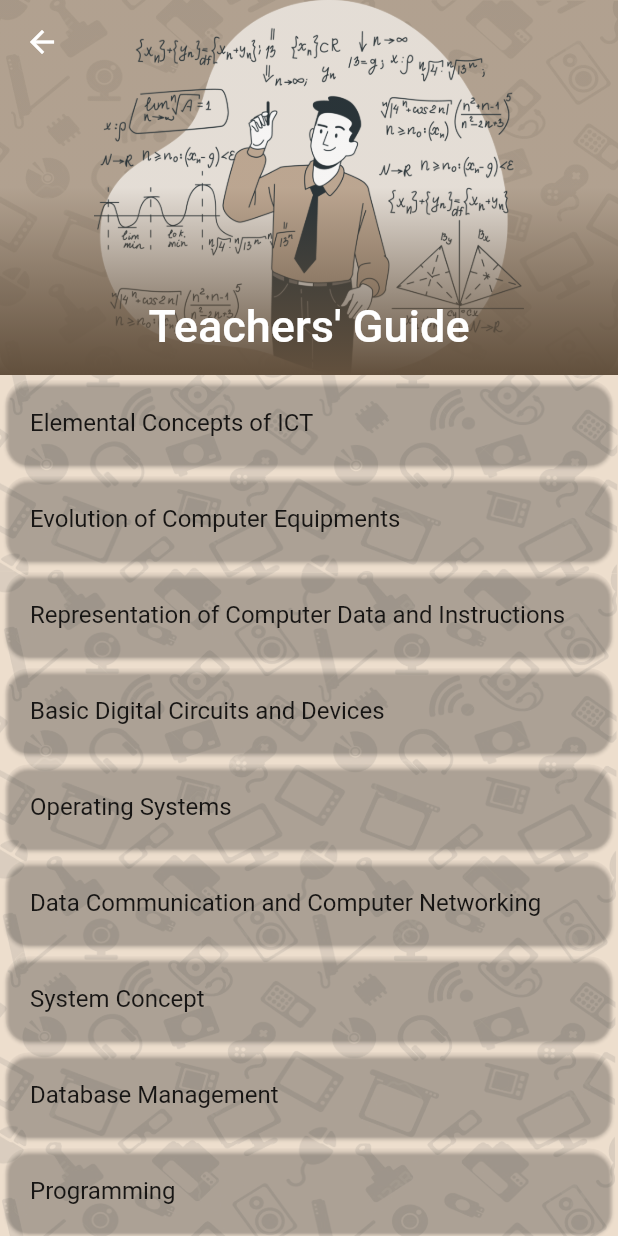
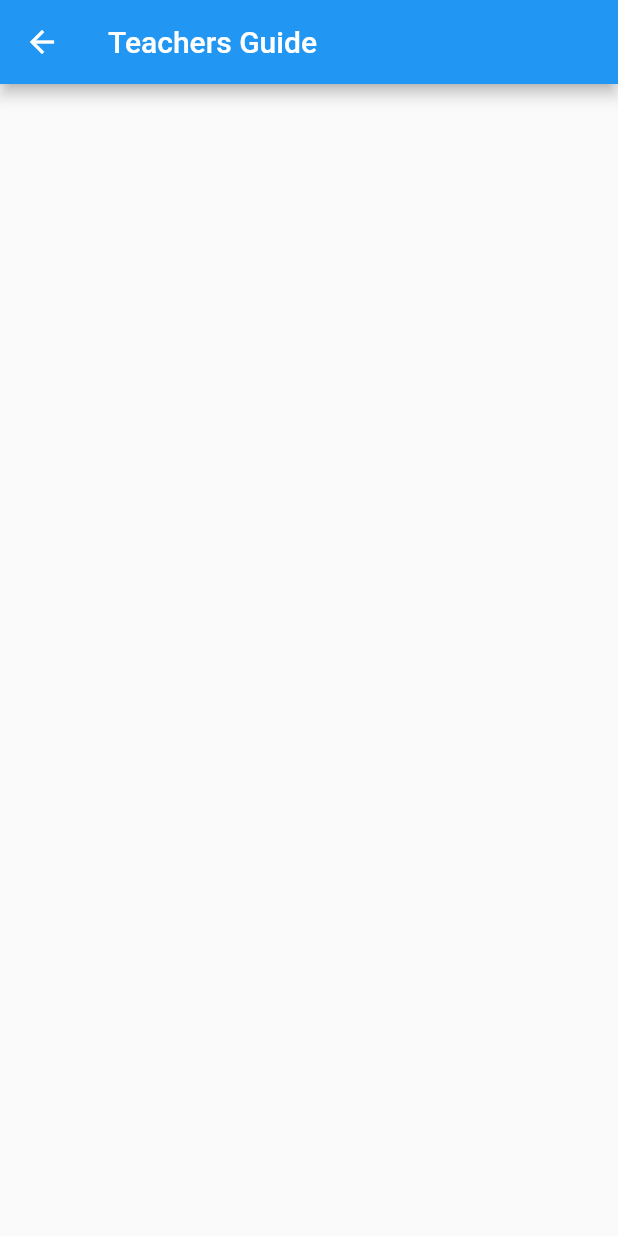
Before and after one commit to VibudaSiromin/ICTEXPERT, a Flutter app: the teachersGuidePage screen opened directly, on a phone screen of 412 x 824 dp. Run offline on Flutter 3.47's test engine with Material 2 defaults, Android fonts, the phone set to English and light mode, and no system bars; our stand-ins replace device_preview, firebase_storage, google_fonts; accounts and stored records are empty.

```diff
--- a/lib/Screens/home_page.dart
+++ b/lib/Screens/home_page.dart
@@ -1,9 +1,9 @@
 import 'package:flutter/material.dart';
 import 'package:google_fonts/google_fonts.dart';
 import 'package:ict_expert/Screens/model_papers_page.dart';
+import 'package:ict_expert/Screens/notes_page.dart';
 import 'package:ict_expert/Screens/past_papers_page.dart';
 import 'package:ict_expert/Screens/teachers_guide_page.dart';
-import 'package:ict_expert/Screens/notes_page.dart';
 
 class HomePage extends StatefulWidget {
 
@@ -371,7 +371,7 @@ class _HomePageState extends State<HomePage> {
                             child: Column(
                               mainAxisAlignment: MainAxisAlignment.center,
                               children: [
-                                Image.asset("images/acard.png",width:width*0.36,),
+                                Image.asset("images/acard.png",width:width*0.33,),
 
 
                                 Container(
@@ -421,8 +421,8 @@ class _HomePageState extends State<HomePage> {
                               ],
                             ),
                           ),
-                            color: Color.fromARGB(255, 98, 80, 61),
-                            shape:RoundedRectangleBorder(borderRadius: BorderRadius.circular(21)),
+                          color: Color.fromARGB(255, 98, 80, 61),
+                          shape:RoundedRectangleBorder(borderRadius: BorderRadius.circular(21)),
                         ),
                       ),
                       Card(
@@ -473,11 +473,11 @@ class _HomePageState extends State<HomePage> {
                                 Image.asset("images/dcard.png",height: width*0.3,),
                                 Container(
                                   padding: EdgeInsets.fromLTRB(0, 2, 0, 0),
-                                  child: Text("Teachers' Guide",
+                                  child: Text("Teachers Guide",
                                     style: GoogleFonts.raleway(
                                       textStyle: TextStyle(color: Colors.white,
                                           letterSpacing: .5,
-                                          fontSize: width*0.056,
+                                          fontSize: width*0.058,
                                           fontWeight: FontWeight.bold),
                                     ),
                                   ),
@@ -492,28 +492,6 @@ class _HomePageState extends State<HomePage> {
 
                     ],),
                 ),
-                SizedBox(height: height*0.01,),
-                Divider(
-                  thickness: 5,
-                  indent: 20,
-                  endIndent: 20,
-                  color: Color.fromARGB(100, 98, 80, 61),
-                ),
-
-
-                Container(
-                  child: Padding(
-                    padding: const EdgeInsets.only(bottom: 10.0),
-                    child: Row(
-                      mainAxisAlignment: MainAxisAlignment.spaceEvenly,
-                      mainAxisSize: MainAxisSize.max,
-                      crossAxisAlignment: CrossAxisAlignment.center,
-                      children: [
-                        Image.asset('images/f.png',width: width*0.09,),
-                        Image.asset('images/i.png',width: width*0.11,),
-                        Image.asset('images/t.png',width: width*0.09,),
-                      ],
-=======
               ),
               SizedBox(height: height*0.01,),
 
--- a/lib/Screens/past_papers_page.dart
+++ b/lib/Screens/past_papers_page.dart
@@ -7,6 +7,7 @@ class pastPapersPage extends StatelessWidget {
     return Scaffold(
       appBar: AppBar(
         title: Text("Past Papers Page"),
+
       ),
     );
   }
--- a/lib/Screens/teachers_guide_page.dart
+++ b/lib/Screens/teachers_guide_page.dart
@@ -1,81 +1,68 @@
+import 'dart:typed_data';
+
 import 'package:flutter/cupertino.dart';
 import 'package:flutter/material.dart';
-
+import 'package:firebase_storage/firebase_storage.dart';
 class teachersGuidePage extends StatelessWidget {
-  final List noteName = [
-    "Elemental Concepts of ICT",
-    "Evolution of Computer Equipments",
-    "Representation of Computer Data and Instructions",
-    "Basic Digital Circuits and Devices",
-    "Operating Systems",
-    "Data Communication and Computer Networking",
-    "System Concept",
-    "Database Management",
-    "Programming",
-    "Web Development",
-    "Internet of Things",
-    "ICT in Business",
-    "New Trends and Future Directions",
-  ];
-
   @override
   Widget build(BuildContext context) {
     return Scaffold(
-      body: Container(
-        width: MediaQuery.of(context).size.width,
-        height: MediaQuery.of(context).size.height,
-        decoration: BoxDecoration(
-          image: DecorationImage(
-            image: AssetImage("images/b.png"),
-            fit: BoxFit.fill,
-          ),
-        ),
-        child: CustomScrollView(
-          slivers: [
-            SliverAppBar(
-              shape: RoundedRectangleBorder(
-                  borderRadius: BorderRadius.only(
-                    bottomLeft: Radius.circular(15),
-                    bottomRight: Radius.circular(15),
-                  )),
-              backgroundColor: Color.fromARGB(100, 98, 80, 61),
-              pinned: true,
-              expandedHeight: 250.0,
-              stretch: true,
-              flexibleSpace: FlexibleSpaceBar(
-                stretchModes: [StretchMode.fadeTitle],
-                centerTitle: true,
-                title: Text(
-                  "Teachers' Guide",
-                ),
-                background: DecoratedBox(
-                    decoration: BoxDecoration(
-                        gradient: LinearGradient(
-                            begin: Alignment.bottomCenter,
-                            end: Alignment.center,
-                            colors: [
-                              Color.fromARGB(255, 98, 80, 61),
-                              Color.fromARGB(15, 98, 80, 61),
-                            ])),
-                    position: DecorationPosition.foreground,
-                    child: Image.asset(
-                      'images/dcard.png',
-                    )),
-              ),
-            ),
-            SliverList(
-                delegate: SliverChildBuilderDelegate((context, index) {
-                  return Card(
-                    elevation: 1,
-                    color: Colors.transparent,
-                    shape: RoundedRectangleBorder(
-                        borderRadius: BorderRadius.circular(15)),
-                    child: ListTile(title: Text(noteName[index])),
-                  );
-                }, childCount: 12))
-          ],
-        ),
+      appBar: AppBar(
+        title: Text("Teachers Guide"),
       ),
     );
   }
 }
+// class teachersGuidePage extends StatelessWidget {
+//
+//
+//   @override
+//   Widget build(BuildContext context) {
+//
+//     Uint8List ImageFile;
+//
+//
+//     return  Scaffold(
+//       body: Center(
+//         child: Container(
+//           width: MediaQuery.of(context).size.width,
+//           height: MediaQuery.of(context).size.height,
+//           decoration: BoxDecoration(
+//             image: DecorationImage(
+//               image: AssetImage("images/b.png"),
+//               fit: BoxFit.fill,
+//             ),
+//           ),
+//
+//
+//           child: SafeArea(
+//             child: Container(
+//
+//               margin: EdgeInsets.symmetric(vertical: 20.0),
+//               height: 200.0,
+//               child: ListView.builder(
+//
+//                   itemCount: 100,
+//                   itemBuilder: (context,index){
+//                 return Image.memory(getData(index));
+//             }
+//             )
+//
+//             ),
+//           ),
+//         ),
+//       ),
+//     );
+//   }
+//
+//    getData(int index)  {
+//      FirebaseStorage storage = FirebaseStorage.instance;
+//      Reference ref = storage.ref().child("TeachersGuide");
+//     int ImageCount=index+1;
+//     return ref.child("eGr12TG ICT-00$ImageCount.jpg").getData(10244).then((data){
+//
+//         return data;
+//
+//     });
+//   }
+// }
--- a/pubspec.yaml
+++ b/pubspec.yaml
@@ -21,6 +21,7 @@ environment:
   sdk: ">=2.12.0 <3.0.0"
 
 dependencies:
+  firebase_storage:
   flutter:
     sdk: flutter
 
```
Also changed, not shown: pubspec.lock, 3 other files.
